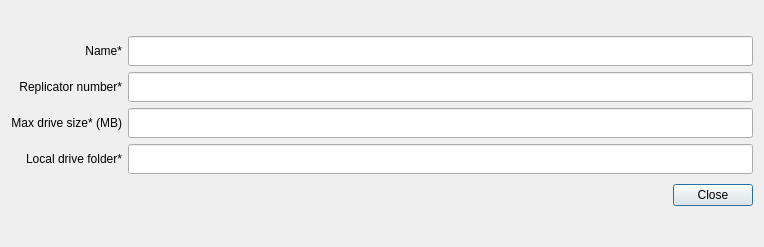
proximax-storage/cpp-xpx-storage-user-app, file UserApp/DriveInfoDialog.ui: the form before one commit.
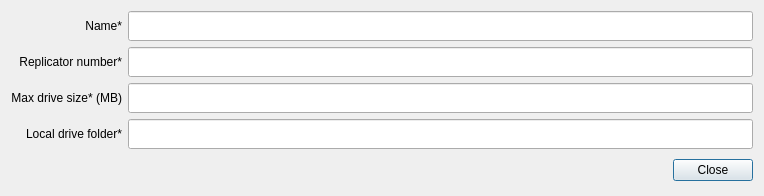
The form after the commit.

What changed in the file:
```diff
--- a/UserApp/DriveInfoDialog.ui
+++ b/UserApp/DriveInfoDialog.ui
@@ -7,7 +7,7 @@
     <x>0</x>
     <y>0</y>
     <width>764</width>
-    <height>247</height>
+    <height>194</height>
    </rect>
   </property>
   <property name="windowTitle">
```
